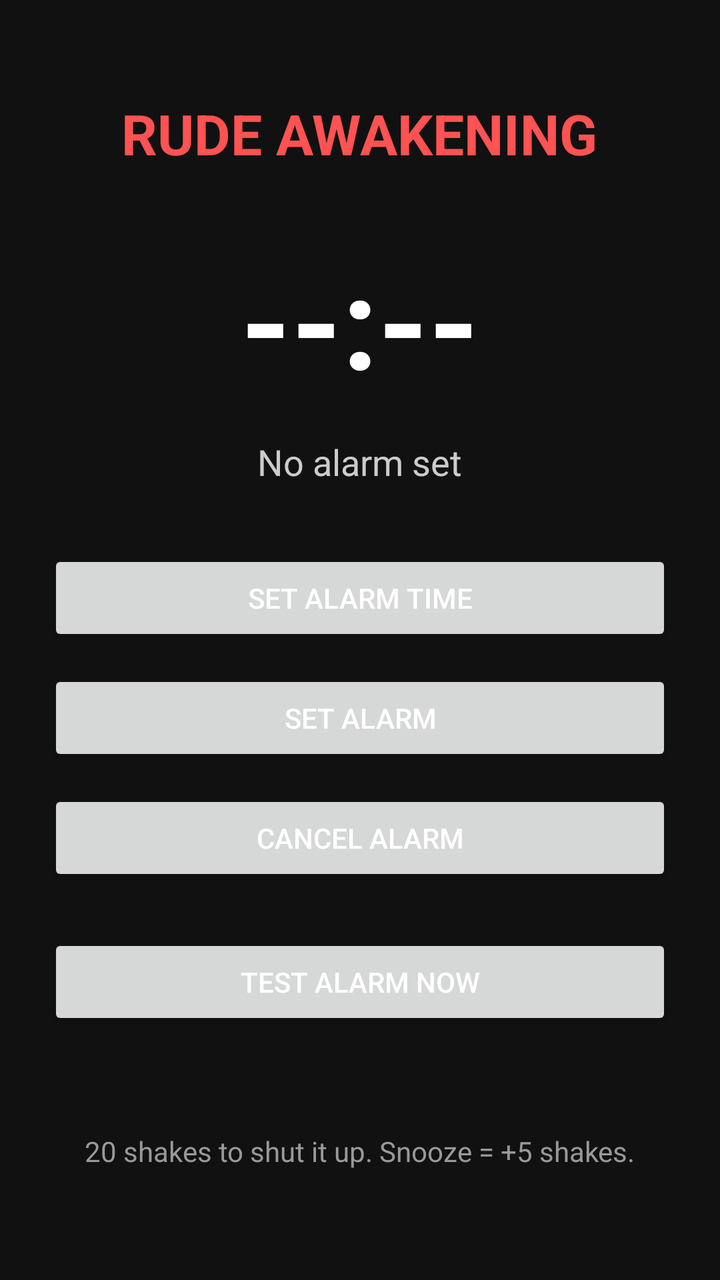
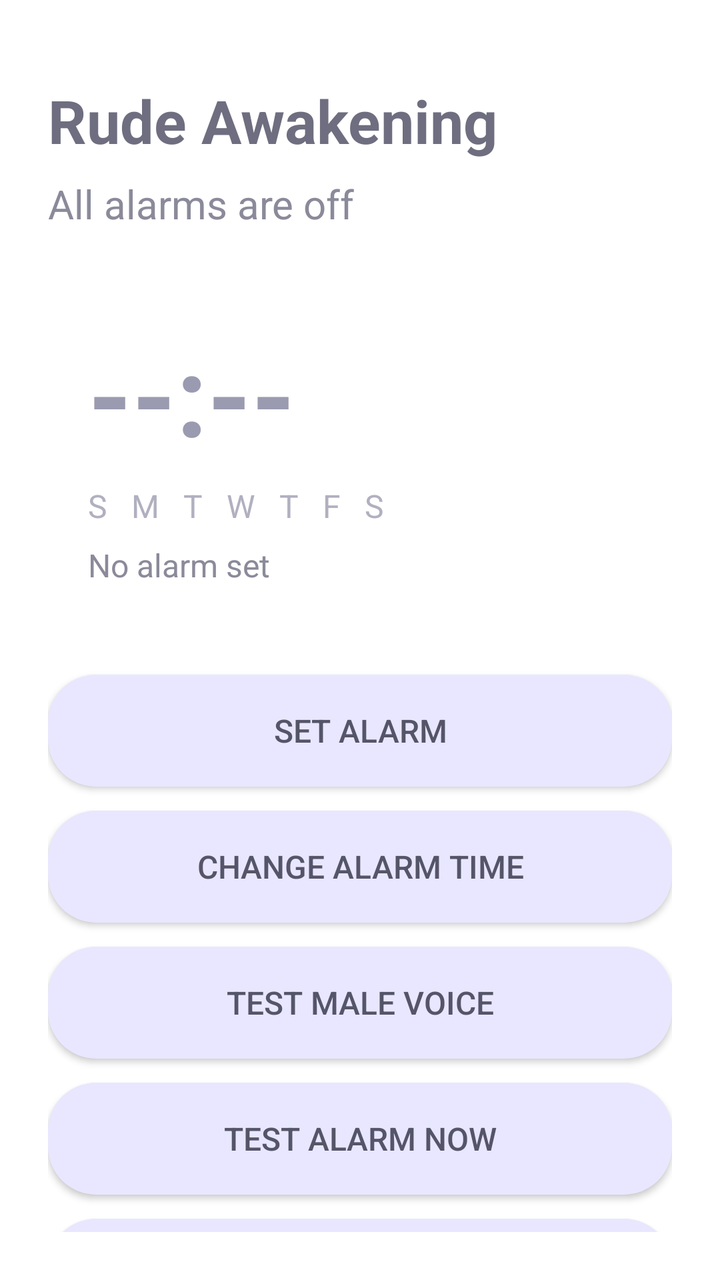

Before-and-after screenshots of an Android layout around one commit, followed by the original layout XML and the change that was made.
<!-- AndroidManifest.xml: application theme AppTheme -->
<!-- res/layout/activity_main.xml -->
<?xml version="1.0" encoding="utf-8"?>
<LinearLayout xmlns:android="http://schemas.android.com/apk/res/android"
    android:layout_width="match_parent"
    android:layout_height="match_parent"
    android:orientation="vertical"
    android:padding="24dp"
    android:gravity="center_horizontal"
    android:background="#111111">

    <TextView
        android:id="@+id/titleText"
        android:layout_width="wrap_content"
        android:layout_height="wrap_content"
        android:text="RUDE AWAKENING"
        android:textSize="28sp"
        android:textColor="#FF5252"
        android:textStyle="bold"
        android:layout_marginTop="24dp" />

    <TextView
        android:id="@+id/clockText"
        android:layout_width="wrap_content"
        android:layout_height="wrap_content"
        android:text="--:--"
        android:textSize="64sp"
        android:textColor="#FFFFFF"
        android:textStyle="bold"
        android:layout_marginTop="32dp" />

    <TextView
        android:id="@+id/nextAlarmText"
        android:layout_width="wrap_content"
        android:layout_height="wrap_content"
        android:text="No alarm set"
        android:textSize="18sp"
        android:textColor="#CCCCCC"
        android:layout_marginTop="16dp" />

    <Button
        android:id="@+id/setTimeButton"
        android:layout_width="match_parent"
        android:layout_height="wrap_content"
        android:text="Set alarm time"
        android:layout_marginTop="32dp" />

    <Button
        android:id="@+id/setAlarmButton"
        android:layout_width="match_parent"
        android:layout_height="wrap_content"
        android:text="Set alarm"
        android:layout_marginTop="12dp" />

    <Button
        android:id="@+id/cancelAlarmButton"
        android:layout_width="match_parent"
        android:layout_height="wrap_content"
        android:text="Cancel alarm"
        android:layout_marginTop="12dp" />

    <Button
        android:id="@+id/testAlarmButton"
        android:layout_width="match_parent"
        android:layout_height="wrap_content"
        android:text="TEST ALARM NOW"
        android:layout_marginTop="24dp" />

    <TextView
        android:id="@+id/permissionText"
        android:layout_width="wrap_content"
        android:layout_height="wrap_content"
        android:text=""
        android:textSize="14sp"
        android:textColor="#FFAB91"
        android:layout_marginTop="24dp" />

    <TextView
        android:id="@+id/infoText"
        android:layout_width="wrap_content"
        android:layout_height="wrap_content"
        android:text="20 shakes to shut it up. Snooze = +5 shakes."
        android:textSize="14sp"
        android:textColor="#999999"
        android:layout_marginTop="8dp" />

</LinearLayout>
<!-- resources referenced by this layout -->
<resources>
  <style name="AppTheme" parent="android:Theme.Material.Light.NoActionBar">
          <item name="android:windowBackground">#111111</item>
          <item name="android:textColor">#FFFFFF</item>
      </style>
</resources>

<!-- the commit's change to res/layout/activity_main.xml (unified diff, before → after) -->
@@ -5,64 +5,121 @@
     android:orientation="vertical"
     android:padding="24dp"
     android:gravity="center_horizontal"
-    android:background="#111111">
+    android:background="@drawable/bg_gradient">
 
     <TextView
         android:id="@+id/titleText"
-        android:layout_width="wrap_content"
+        android:layout_width="match_parent"
         android:layout_height="wrap_content"
-        android:text="RUDE AWAKENING"
-        android:textSize="28sp"
-        android:textColor="#FF5252"
+        android:text="Rude Awakening"
+        android:textSize="30sp"
+        android:textColor="#6E6E80"
         android:textStyle="bold"
-        android:layout_marginTop="24dp" />
+        android:layout_marginTop="16dp" />
 
     <TextView
-        android:id="@+id/clockText"
-        android:layout_width="wrap_content"
+        android:id="@+id/statusText"
+        android:layout_width="match_parent"
         android:layout_height="wrap_content"
-        android:text="--:--"
-        android:textSize="64sp"
-        android:textColor="#FFFFFF"
-        android:textStyle="bold"
-        android:layout_marginTop="32dp" />
+        android:text="All alarms are off"
+        android:textSize="20sp"
+        android:textColor="#8A8A9A"
+        android:layout_marginTop="8dp" />
 
-    <TextView
-        android:id="@+id/nextAlarmText"
-        android:layout_width="wrap_content"
+    <LinearLayout
+        android:layout_width="match_parent"
         android:layout_height="wrap_content"
-        android:text="No alarm set"
-        android:textSize="18sp"
-        android:textColor="#CCCCCC"
-        android:layout_marginTop="16dp" />
+        android:orientation="vertical"
+        android:background="@drawable/card_bg"
+        android:padding="20dp"
+        android:layout_marginTop="24dp">
+
+        <TextView
+            android:id="@+id/clockText"
+            android:layout_width="wrap_content"
+            android:layout_height="wrap_content"
+            android:text="--:--"
+            android:textSize="56sp"
+            android:textColor="#9A9AB0"
+            android:textStyle="bold" />
+
+        <TextView
+            android:layout_width="wrap_content"
+            android:layout_height="wrap_content"
+            android:text="S   M   T   W   T   F   S"
+            android:textSize="16sp"
+            android:textColor="#B0B0C0"
+            android:layout_marginTop="8dp" />
+
+        <TextView
+            android:id="@+id/nextAlarmText"
+            android:layout_width="wrap_content"
+            android:layout_height="wrap_content"
+            android:text="No alarm set"
+            android:textSize="16sp"
+            android:textColor="#8A8A9A"
+            android:layout_marginTop="8dp" />
+
+    </LinearLayout>
+
+    <Button
+        android:id="@+id/setAlarmButton"
+        android:layout_width="match_parent"
+        android:layout_height="56dp"
+        android:text="Set alarm"
+        android:textSize="16sp"
+        android:textColor="#55556A"
+        android:background="@drawable/button_bg"
+        android:layout_marginTop="24dp" />
 
     <Button
         android:id="@+id/setTimeButton"
         android:layout_width="match_parent"
-        android:layout_height="wrap_content"
-        android:text="Set alarm time"
-        android:layout_marginTop="32dp" />
+        android:layout_height="56dp"
+        android:text="Change alarm time"
+        android:textSize="16sp"
+        android:textColor="#55556A"
+        android:background="@drawable/button_bg"
+        android:layout_marginTop="12dp" />
 
     <Button
-        android:id="@+id/setAlarmButton"
+        android:id="@+id/testVoiceButton"
         android:layout_width="match_parent"
-        android:layout_height="wrap_content"
-        android:text="Set alarm"
+        android:layout_height="56dp"
+        android:text="Test male voice"
+        android:textSize="16sp"
+        android:textColor="#55556A"
+        android:background="@drawable/button_bg"
+        android:layout_marginTop="12dp" />
+
+    <Button
+        android:id="@+id/testAlarmButton"
+        android:layout_width="match_parent"
+        android:layout_height="56dp"
+        android:text="TEST ALARM NOW"
+        android:textSize="16sp"
+        android:textColor="#55556A"
+        android:background="@drawable/button_bg"
         android:layout_marginTop="12dp" />
 
     <Button
         android:id="@+id/cancelAlarmButton"
         android:layout_width="match_parent"
-        android:layout_height="wrap_content"
+        android:layout_height="56dp"
         android:text="Cancel alarm"
+        android:textSize="16sp"
+        android:textColor="#55556A"
+        android:background="@drawable/button_bg"
         android:layout_marginTop="12dp" />
 
-    <Button
-        android:id="@+id/testAlarmButton"
-        android:layout_width="match_parent"
+    <TextView
+        android:id="@+id/voiceText"
+        android:layout_width="wrap_content"
         android:layout_height="wrap_content"
-        android:text="TEST ALARM NOW"
-        android:layout_marginTop="24dp" />
+        android:text=""
+        android:textSize="14sp"
+        android:textColor="#8A8A9A"
+        android:layout_marginTop="20dp" />
 
     <TextView
         android:id="@+id/permissionText"
@@ -70,8 +127,17 @@
         android:layout_height="wrap_content"
         android:text=""
         android:textSize="14sp"
-        android:textColor="#FFAB91"
-        android:layout_marginTop="24dp" />
+        android:textColor="#8A8A9A"
+        android:layout_marginTop="8dp" />
+
+    <TextView
+        android:id="@+id/statusLogText"
+        android:layout_width="wrap_content"
+        android:layout_height="wrap_content"
+        android:text=""
+        android:textSize="13sp"
+        android:textColor="#9A9AB0"
+        android:layout_marginTop="8dp" />
 
     <TextView
         android:id="@+id/infoText"
@@ -79,7 +145,7 @@
         android:layout_height="wrap_content"
         android:text="20 shakes to shut it up. Snooze = +5 shakes."
         android:textSize="14sp"
-        android:textColor="#999999"
+        android:textColor="#9A9AB0"
         android:layout_marginTop="8dp" />
 
 </LinearLayout>
<!-- resource entries referenced after the edit -->
@@ -1,8 +1,31 @@
 <!-- resources referenced by this layout -->
 <resources>
+  <!-- drawable bg_gradient (drawable) -->
+  <?xml version="1.0" encoding="utf-8"?>
+  <gradient xmlns:android="http://schemas.android.com/apk/res/android"
+      android:startColor="#FFF6F4"
+      android:centerColor="#F6F1FF"
+      android:endColor="#E9F3FF"
+      android:angle="135"
+      android:type="linear" />
+  <!-- drawable button_bg (drawable) -->
+  <?xml version="1.0" encoding="utf-8"?>
+  <shape xmlns:android="http://schemas.android.com/apk/res/android"
+      android:shape="rectangle">
+      <solid android:color="#E9E7FF" />
+      <corners android:radius="24dp" />
+  </shape>
+  <!-- drawable card_bg (drawable) -->
+  <?xml version="1.0" encoding="utf-8"?>
+  <shape xmlns:android="http://schemas.android.com/apk/res/android"
+      android:shape="rectangle">
+      <solid android:color="#FFFFFF" />
+      <corners android:radius="28dp" />
+  </shape>
   <style name="AppTheme" parent="android:Theme.Material.Light.NoActionBar">
-          <item name="android:windowBackground">#111111</item>
-          <item name="android:textColor">#FFFFFF</item>
+          <item name="android:windowBackground">@drawable/bg_gradient</item>
+          <item name="android:textColor">#55556A</item>
+          <item name="android:colorAccent">#8A8AC0</item>
       </style>
 </resources>
 
